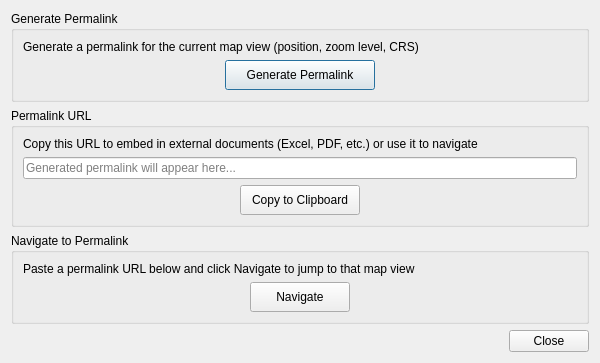
Before: the Qt Designer form qmap_permalink/qmap_permalink_dialog_base.ui in yamamoto-ryuzo/QMapPermalink, drawn with Qt 5.
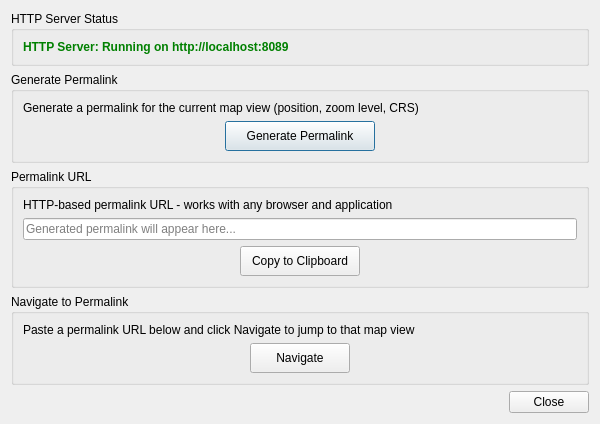
After: the same form once the commit is applied.

The edit to the form file:
```diff
--- a/qmap_permalink/qmap_permalink_dialog_base.ui
+++ b/qmap_permalink/qmap_permalink_dialog_base.ui
@@ -14,6 +14,25 @@
    <string>QMap Permalink</string>
   </property>
   <layout class="QVBoxLayout" name="verticalLayout">
+   <item>
+    <widget class="QGroupBox" name="groupBox_server">
+     <property name="title">
+      <string>HTTP Server Status</string>
+     </property>
+     <layout class="QVBoxLayout" name="verticalLayout_server">
+      <item>
+       <widget class="QLabel" name="label_server_status">
+        <property name="text">
+         <string>HTTP Server: Running on http://localhost:8089</string>
+        </property>
+        <property name="styleSheet">
+         <string>color: green; font-weight: bold;</string>
+        </property>
+       </widget>
+      </item>
+     </layout>
+    </widget>
+   </item>
    <item>
     <widget class="QGroupBox" name="groupBox_generate">
      <property name="title">
@@ -85,7 +104,7 @@
       <item>
        <widget class="QLabel" name="label_permalink_info">
         <property name="text">
-         <string>Copy this URL to embed in external documents (Excel, PDF, etc.) or use it to navigate</string>
+         <string>HTTP-based permalink URL - works with any browser and application</string>
         </property>
         <property name="wordWrap">
          <bool>true</bool>
```
